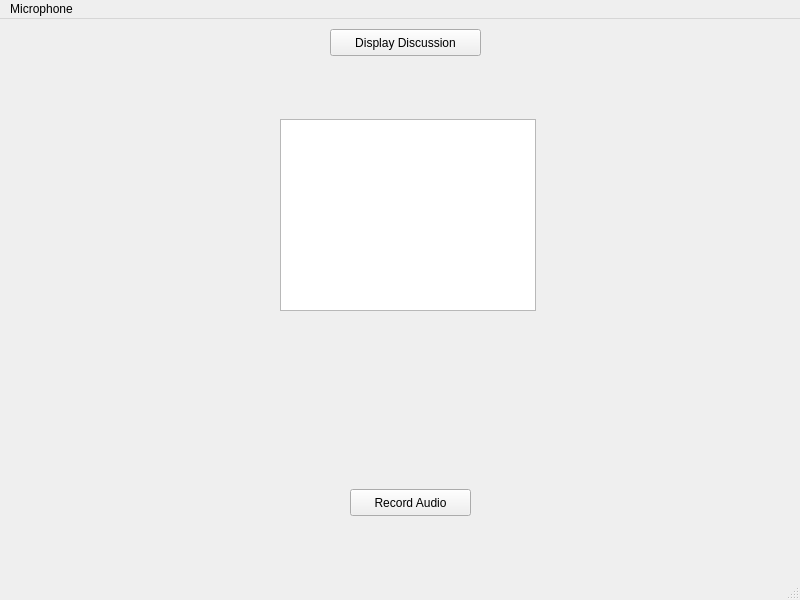
hugoretail/Kamen-Bot, file design/design.ui: the form before one commit.
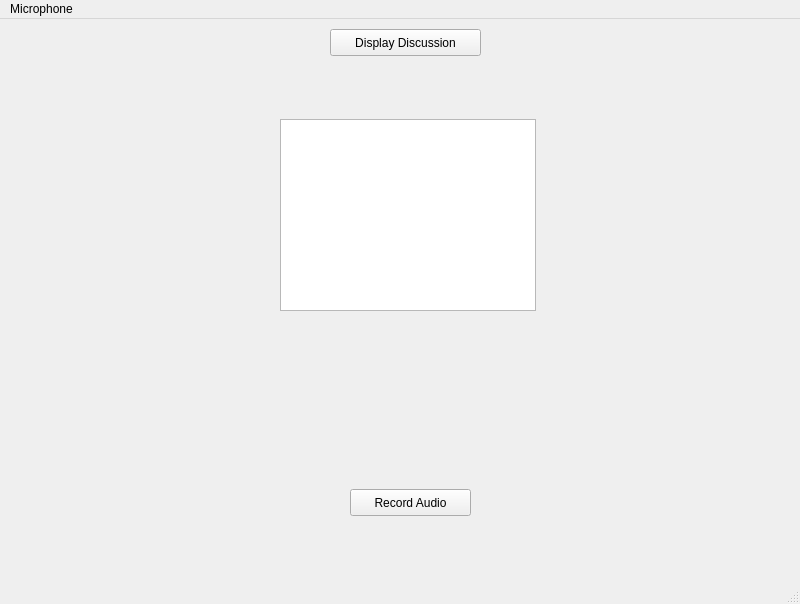
The form after the commit.

Patch:
```diff
--- a/design/design.ui
+++ b/design/design.ui
@@ -7,7 +7,7 @@
     <x>0</x>
     <y>0</y>
     <width>800</width>
-    <height>600</height>
+    <height>604</height>
    </rect>
   </property>
   <property name="windowTitle">
```
Left out of the diff: 51 changed lines with no effect on the pictures.
